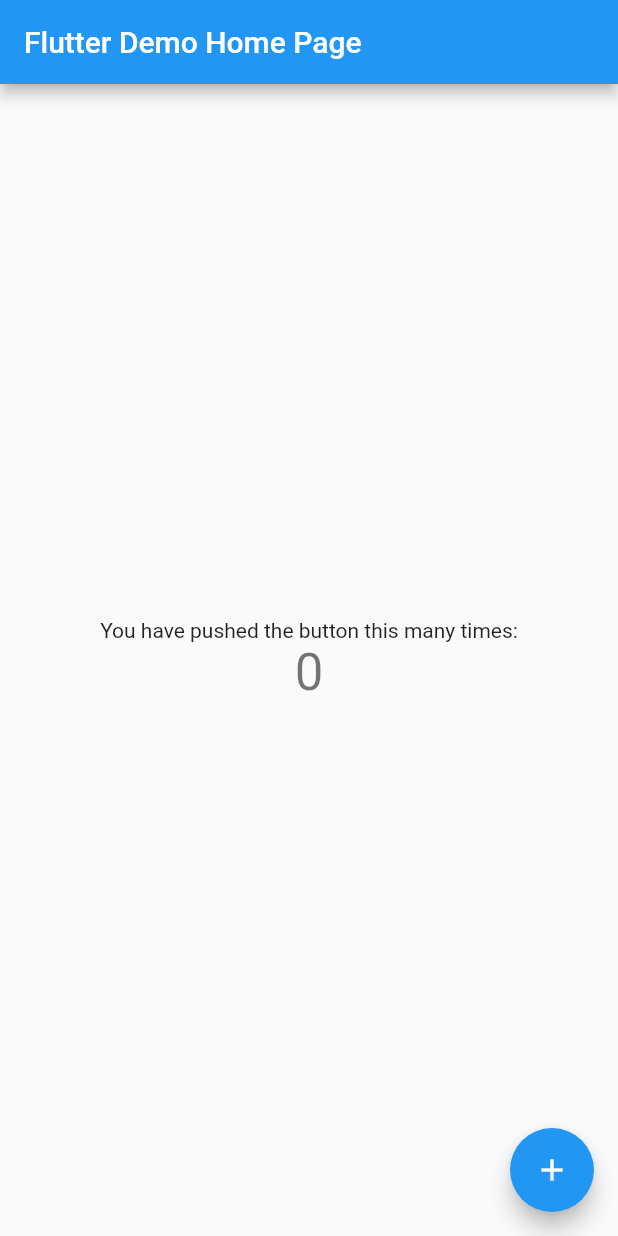
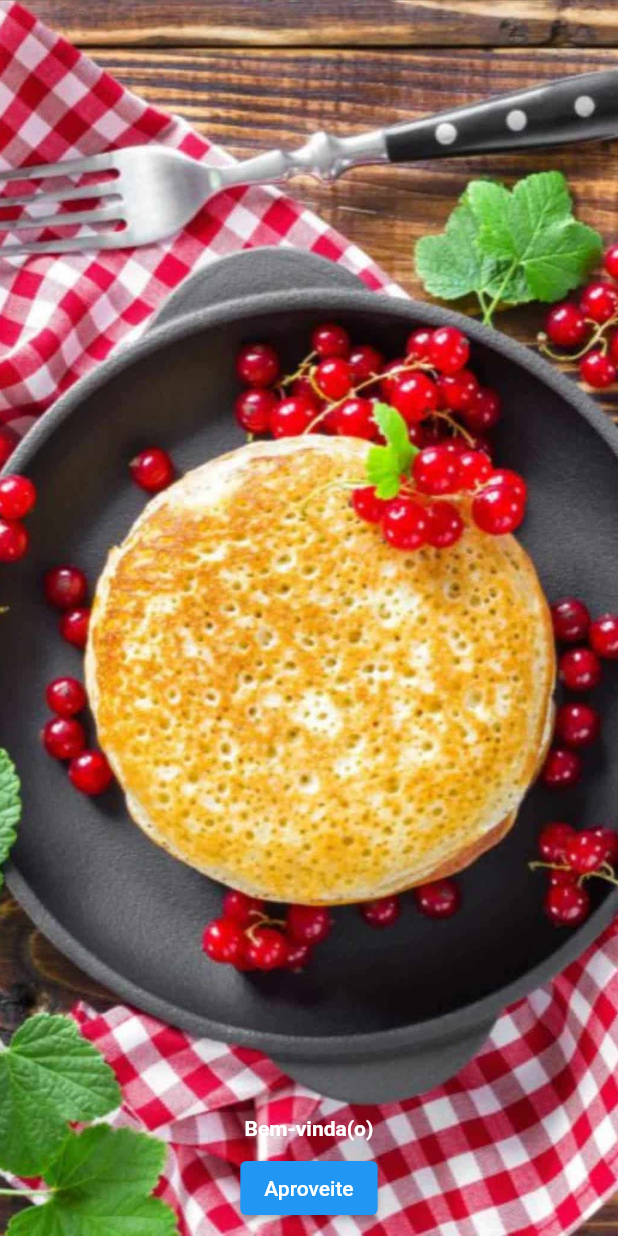
Before and after one commit to NatashaZettler/Full_Kitchen_Provider, a Flutter app: the screen it shows after launch, on a phone screen of 412 x 824 dp. Run offline on Flutter 3.47's test engine with Material 2 defaults, Android fonts, the phone set to English and light mode, and no system bars.

Commit message:
feat(MainScreen): create main screen

```diff
--- a/lib/main.dart
+++ b/lib/main.dart
@@ -1,64 +1,6 @@
 import 'package:flutter/material.dart';
+import 'package:full_kitchen/screens/kitchen.dart';
 
 void main() {
-  runApp(MyApp());
+  runApp(Kitchen());
 }
-
-class MyApp extends StatelessWidget {
-  @override
-  Widget build(BuildContext context) {
-    return MaterialApp(
-      title: 'Flutter Demo',
-      theme: ThemeData(
-        primarySwatch: Colors.blue,
-      ),
-      home: MyHomePage(title: 'Flutter Demo Home Page'),
-    );
-  }
-}
-
-class MyHomePage extends StatefulWidget {
-  MyHomePage({Key? key, required this.title}) : super(key: key);
-  final String title;
-
-  @override
-  _MyHomePageState createState() => _MyHomePageState();
-}
-
-class _MyHomePageState extends State<MyHomePage> {
-  int _counter = 0;
-
-  void _incrementCounter() {
-    setState(() {
-      _counter++;
-    });
-  }
-
-  @override
-  Widget build(BuildContext context) {
-    return Scaffold(
-      appBar: AppBar(
-        title: Text(widget.title),
-      ),
-      body: Center(
-        child: Column(
-          mainAxisAlignment: MainAxisAlignment.center,
-          children: <Widget>[
-            Text(
-              'You have pushed the button this many times:',
-            ),
-            Text(
-              '$_counter',
-              style: Theme.of(context).textTheme.headline4,
-            ),
-          ],
-        ),
-      ),
-      floatingActionButton: FloatingActionButton(
-        onPressed: _incrementCounter,
-        tooltip: 'Increment',
-        child: Icon(Icons.add),
-      ), // This trailing comma makes auto-formatting nicer for build methods.
-    );
-  }
-}
--- /dev/null
+++ b/lib/screens/kitchen.dart
@@ -0,0 +1,34 @@
+import 'package:flutter/material.dart';
+
+class Kitchen extends StatelessWidget {
+  @override
+  Widget build(BuildContext context) {
+    return MaterialApp(
+        title: 'Full Kitchen',
+        theme: ThemeData(
+          primarySwatch: Colors.blue,
+        ),
+        home: Scaffold(
+          body: Container(
+            width: 1000,
+            decoration: BoxDecoration(
+              image: DecorationImage(
+                image: AssetImage('assets/images/background.jpg'),
+                fit: BoxFit.cover,
+              ),
+            ),
+            child: Column(
+              mainAxisAlignment: MainAxisAlignment.end,
+              children: [
+                Text('Bem-vinda(o)', style: TextStyle(fontWeight: FontWeight.bold, color: Colors.white),),
+                Padding(
+                  padding: const EdgeInsets.all(8.0),
+                  child: ElevatedButton(onPressed: (){}, child: Text('Aproveite')),
+                )
+              ],
+            ),
+          ),
+        )
+    );
+  }
+}
--- a/pubspec.yaml
+++ b/pubspec.yaml
@@ -45,8 +45,8 @@ flutter:
   uses-material-design: true
 
   # To add assets to your application, add an assets section, like this:
-  # assets:
-  #   - images/a_dot_burr.jpeg
+  assets:
+     - assets/images/
   #   - images/a_dot_ham.jpeg
 
   # An image asset can refer to one or more resolution-specific "variants", see
```
Also changed, not shown: assets/images/background.jpg (added), 1 other file.
